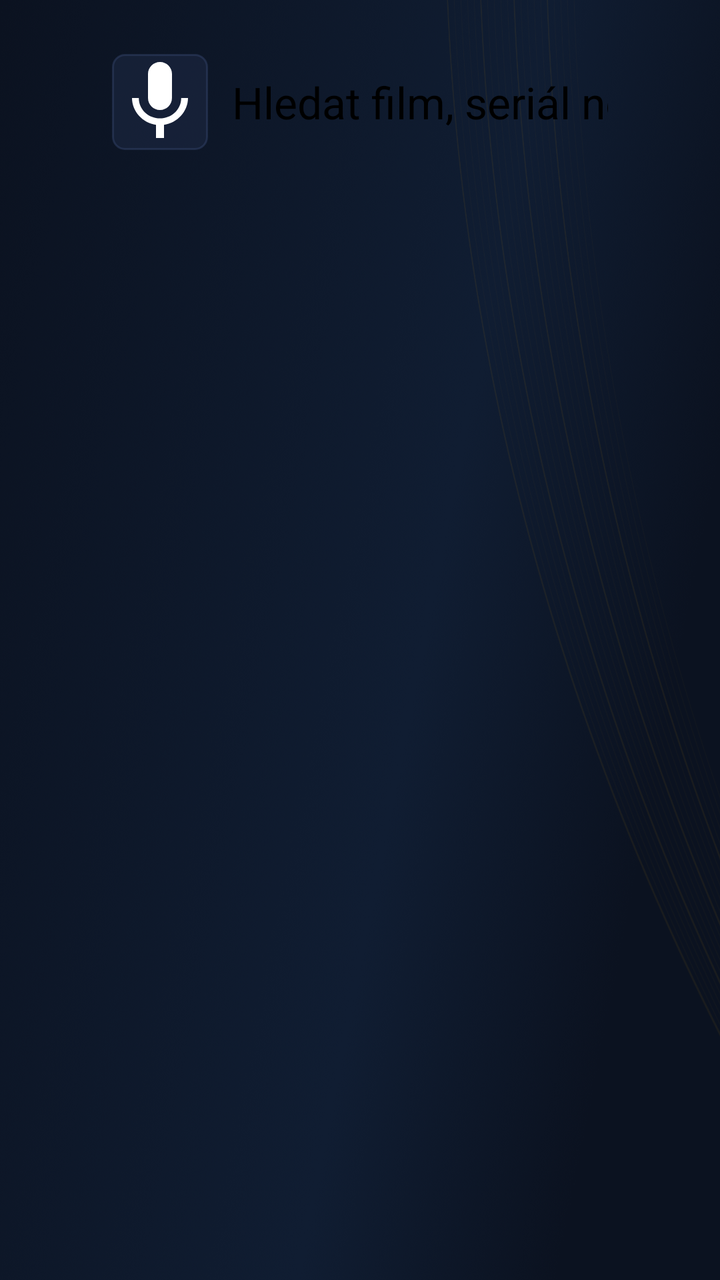
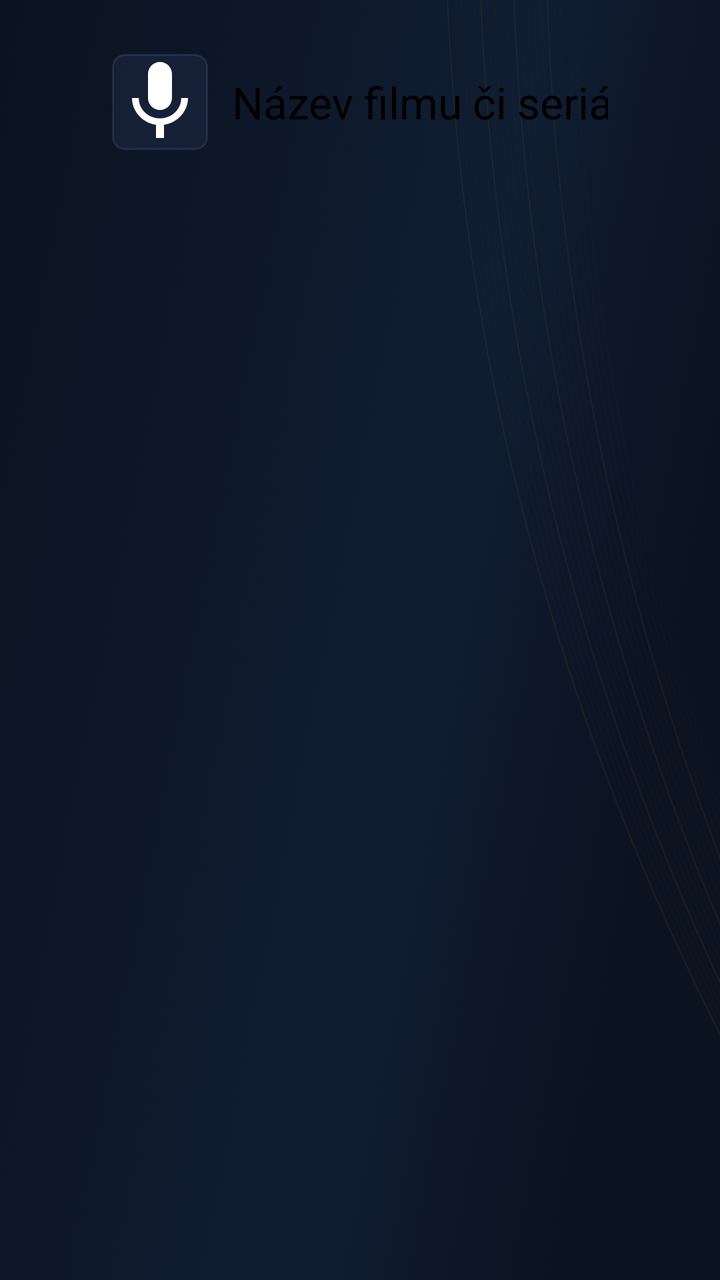

The first picture is an Android layout as it rendered before a commit; the second is the same layout after the commit. The layout source and the unified diff follow.
<!-- AndroidManifest.xml: application theme AppTheme -->
<!-- res/layout/activity_search.xml -->
<?xml version="1.0" encoding="utf-8"?>
<LinearLayout xmlns:android="http://schemas.android.com/apk/res/android"
    android:layout_width="match_parent"
    android:layout_height="match_parent"
    android:orientation="vertical">

    <LinearLayout
        android:layout_width="match_parent"
        android:layout_height="wrap_content"
        android:layout_marginStart="56dp"
        android:layout_marginTop="27dp"
        android:layout_marginEnd="56dp"
        android:gravity="center_vertical"
        android:orientation="horizontal">

        
        <ImageButton
            android:id="@+id/search_voice"
            android:layout_width="48dp"
            android:layout_height="48dp"
            android:layout_marginEnd="12dp"
            android:background="@drawable/button_bg"
            android:contentDescription="Hledat hlasem"
            android:src="@drawable/ic_mic" />

        <EditText
            android:id="@+id/search_text"
            android:layout_width="0dp"
            android:layout_height="wrap_content"
            android:layout_weight="1"
            android:hint="Hledat film, seriál nebo pořad"
            android:imeOptions="actionSearch"
            android:importantForAutofill="no"
            android:inputType="text"
            android:singleLine="true"
            android:textSize="22sp" />
    </LinearLayout>

    <TextView
        android:id="@+id/search_message"
        android:layout_width="match_parent"
        android:layout_height="wrap_content"
        android:layout_marginStart="56dp"
        android:layout_marginTop="8dp"
        android:textSize="16sp" />

    <FrameLayout
        android:id="@+id/search_rows"
        android:layout_width="match_parent"
        android:layout_height="0dp"
        android:layout_weight="1" />
</LinearLayout>
<!-- resources referenced by this layout -->
<resources>
  <!-- drawable button_bg (drawable) -->
  <?xml version="1.0" encoding="utf-8"?>
  <selector xmlns:android="http://schemas.android.com/apk/res/android">
      <item android:state_focused="true">
          <shape>
              <corners android:radius="6dp" />
              <solid android:color="@color/accent" />
          </shape>
      </item>
      <item>
          <shape>
              <corners android:radius="6dp" />
              <solid android:color="#CC18233B" />
              <stroke android:width="1dp" android:color="#663B4D75" />
          </shape>
      </item>
  </selector>
  <!-- drawable ic_mic (drawable) -->
  <?xml version="1.0" encoding="utf-8"?>
  <vector xmlns:android="http://schemas.android.com/apk/res/android"
      android:width="24dp"
      android:height="24dp"
      android:viewportWidth="24"
      android:viewportHeight="24">
      <path
          android:fillColor="#FFFFFFFF"
          android:pathData="M12,14c1.66,0 2.99,-1.34 2.99,-3L15,5c0,-1.66 -1.34,-3 -3,-3S9,3.34 9,5v6c0,1.66 1.34,3 3,3zM17.3,11c0,3 -2.54,5.1 -5.3,5.1S6.7,14 6.7,11L5,11c0,3.41 2.72,6.23 6,6.72L11,21h2v-3.28c3.28,-0.48 6,-3.3 6,-6.72h-1.7z" />
  </vector>
  <style name="AppTheme" parent="@style/Theme.Leanback">
          <item name="android:windowBackground">@drawable/app_background</item>
          <item name="android:colorBackground">@color/bg_solid</item>
          <item name="defaultBrandColor">@color/brand</item>
          <item name="defaultBrandColorDark">@color/panel_dark</item>
          <item name="defaultSearchColor">@color/accent</item>
          <item name="defaultSearchBrightColor">@color/accent_bright</item>
          <item name="defaultSearchIconColor">@color/on_accent</item>
      </style>
  <color name="accent">#FFB300</color>
  <!-- drawable app_background (drawable) -->
  <?xml version="1.0" encoding="utf-8"?>
  <bitmap xmlns:android="http://schemas.android.com/apk/res/android"
      android:gravity="fill"
      android:src="@drawable/app_background_image" />
  <color name="bg_solid">#0B1220</color>
  <color name="brand">#0D1626</color>
  <color name="panel_dark">#0A101C</color>
  <color name="accent_bright">#FFCC4D</color>
  <color name="on_accent">#1A1200</color>
  <!-- drawable app_background_image: webp bitmap (drawable-nodpi, 763214 bytes) -->
</resources>

<!-- the commit's change to res/layout/activity_search.xml (unified diff, before → after) -->
@@ -28,7 +28,7 @@
             android:layout_width="0dp"
             android:layout_height="wrap_content"
             android:layout_weight="1"
-            android:hint="Hledat film, seriál nebo pořad"
+            android:hint="Název filmu či seriálu, herec nebo režisér"
             android:imeOptions="actionSearch"
             android:importantForAutofill="no"
             android:inputType="text"
